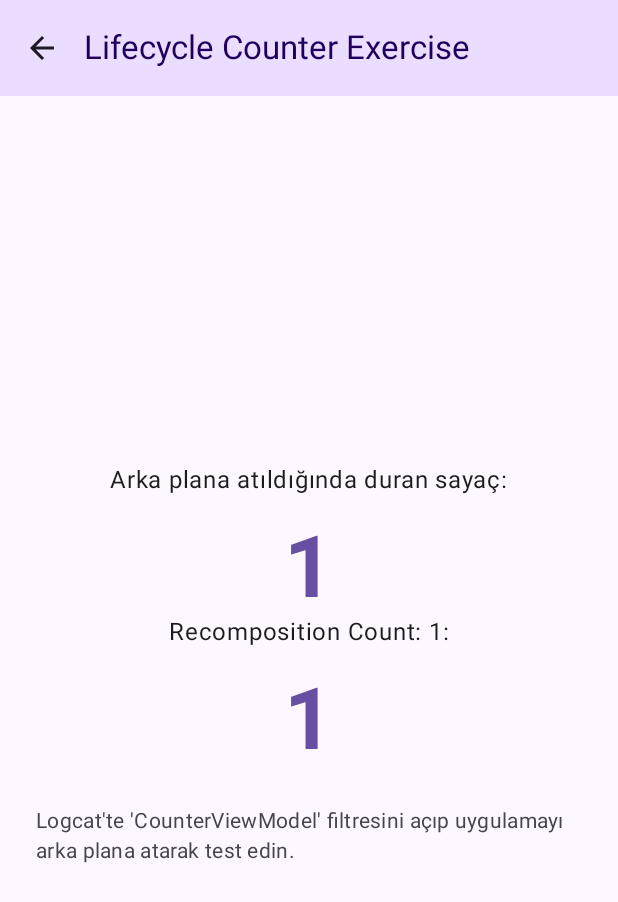
After one commit to UmutCanAldirmaz/JetpackComposePlayground, an Android app built with Jetpack Compose: the composable CounterScreen shown on its own in the app's theme, on a phone screen of 412 x 824 dp. The commit adds this screen. Shown: the top 902 px of the screen. Run offline under Robolectric (Android 15) with nearby library versions, the phone set to English and light mode, and no system bars.

Commit message:
feat: add Exercise, Counter Exercise, and Dessert Clicker screens
- Implement `ExerciseScreen` sandbox featuring animated elements, interactive controls, and a temperature converter
- Implement `CounterScreen` and `CounterViewModel` demonstrating lifecycle-aware StateFlow collection and background coroutine updates
- Add new app routes and metadata for `EXERCISE`, `COUNTER_EXERCISE`, and `DESSERT_CLICKER` to `AppRoute` and `PracticeApp` list
- Wire up navigation handling in `MainActivity` for all newly added practice screens
- Clean up imports and layout formatting across `AffirmationsScreen`, `DiceRollerScreen`, and `HomeScreen`

```diff
--- /dev/null
+++ b/app/src/main/java/com/example/jetpackcomposeplayground/model/CounterViewModel.kt
@@ -0,0 +1,25 @@
+package com.example.jetpackcomposeplayground.model
+
+import androidx.lifecycle.ViewModel
+import androidx.lifecycle.viewModelScope
+import kotlinx.coroutines.delay
+import kotlinx.coroutines.flow.MutableStateFlow
+import kotlinx.coroutines.flow.StateFlow
+import kotlinx.coroutines.flow.asStateFlow
+import kotlinx.coroutines.launch
+
+class CounterViewModel : ViewModel() {
+    private val _count = MutableStateFlow(0)
+    val count: StateFlow<Int> = _count.asStateFlow()
+
+
+    init {
+        viewModelScope.launch {
+            while (true) {
+                delay(1000L)
+                _count.value++
+                android.util.Log.d("CounterViewModel", "(VM) Sayaç değeri güncellendi:${_count.value}")
+            }
+        }
+    }
+}
--- /dev/null
+++ b/app/src/main/java/com/example/jetpackcomposeplayground/ui/screens/CounterScreen.kt
@@ -0,0 +1,114 @@
+package com.example.jetpackcomposeplayground.ui.screens
+
+import android.util.Log
+import androidx.activity.compose.BackHandler
+import androidx.compose.foundation.layout.Arrangement
+import androidx.compose.foundation.layout.Column
+import androidx.compose.foundation.layout.Spacer
+import androidx.compose.foundation.layout.fillMaxSize
+import androidx.compose.foundation.layout.height
+import androidx.compose.foundation.layout.padding
+import androidx.compose.material.icons.Icons
+import androidx.compose.material.icons.automirrored.filled.ArrowBack
+import androidx.compose.material3.ExperimentalMaterial3Api
+import androidx.compose.material3.Icon
+import androidx.compose.material3.IconButton
+import androidx.compose.material3.MaterialTheme
+import androidx.compose.material3.Scaffold
+import androidx.compose.material3.Text
+import androidx.compose.material3.TopAppBar
+import androidx.compose.material3.TopAppBarDefaults
+import androidx.compose.runtime.Composable
+import androidx.compose.runtime.LaunchedEffect
+import androidx.compose.runtime.SideEffect
+import androidx.compose.runtime.getValue
+import androidx.compose.runtime.mutableIntStateOf
+import androidx.compose.runtime.remember
+import androidx.compose.runtime.setValue
+import androidx.compose.ui.Alignment
+import androidx.compose.ui.Modifier
+import androidx.compose.ui.res.stringResource
+import androidx.compose.ui.text.font.FontWeight
+import androidx.compose.ui.unit.dp
+import androidx.lifecycle.compose.collectAsStateWithLifecycle
+import androidx.lifecycle.viewmodel.compose.viewModel
+import com.example.jetpackcomposeplayground.R
+import com.example.jetpackcomposeplayground.model.CounterViewModel
+
+@OptIn(ExperimentalMaterial3Api::class)
+@Composable
+fun CounterScreen(
+    viewModel: CounterViewModel = viewModel(),
+    onBackClick: () -> Unit = {},
+    modifier: Modifier = Modifier
+) {
+    BackHandler(onBack = onBackClick)
+
+    // Lifecycle-aware StateFlow collection
+    val count by viewModel.count.collectAsStateWithLifecycle()
+    var recompositionCount by remember { mutableIntStateOf(0) }
+    SideEffect {
+        recompositionCount++
+    }
+
+    Scaffold(
+        modifier = modifier.fillMaxSize(), topBar = {
+            TopAppBar(
+                title = { Text("Lifecycle Counter Exercise") }, navigationIcon = {
+                IconButton(onClick = onBackClick) {
+                    Icon(
+                        imageVector = Icons.AutoMirrored.Filled.ArrowBack,
+                        contentDescription = stringResource(R.string.back_button)
+                    )
+                }
+            }, colors = TopAppBarDefaults.topAppBarColors(
+                containerColor = MaterialTheme.colorScheme.primaryContainer,
+                titleContentColor = MaterialTheme.colorScheme.onPrimaryContainer
+            )
+            )
+        }) { innerPadding ->
+        Column(
+            modifier = Modifier
+                .fillMaxSize()
+                .padding(innerPadding)
+                .padding(24.dp),
+            horizontalAlignment = Alignment.CenterHorizontally,
+            verticalArrangement = Arrangement.Center
+        ) {
+            Text(
+                text = "Arka plana atıldığında duran sayaç:",
+                style = MaterialTheme.typography.bodyLarge
+            )
+            Spacer(modifier = Modifier.height(16.dp))
+            Text(
+                text = "$count",
+                style = MaterialTheme.typography.displayLarge,
+                fontWeight = FontWeight.Bold,
+                color = MaterialTheme.colorScheme.primary
+            )
+            Text(
+                text = "Recomposition Count: $recompositionCount:",
+                style = MaterialTheme.typography.bodyLarge
+            )
+            Spacer(modifier = Modifier.height(16.dp))
+            Text(
+                text = "$recompositionCount",
+                style = MaterialTheme.typography.displayLarge,
+                fontWeight = FontWeight.Bold,
+                color = MaterialTheme.colorScheme.primary
+            )
+            Spacer(modifier = Modifier.height(24.dp))
+            Text(
+                text = "Logcat'te 'CounterViewModel' filtresini açıp uygulamayı arka plana atarak test edin.",
+                style = MaterialTheme.typography.bodyMedium,
+                color = MaterialTheme.colorScheme.onSurfaceVariant
+            )
+        }
+        LaunchedEffect(count) {
+            Log.d("CounterViewModel", "(UI) Sayaç değeri güncellendi: $count")
+        }
+        LaunchedEffect(count) {
+            Log.d("CounterViewModel", "(UI) Recomposition değeri güncellendi: $recompositionCount")
+        }
+    }
+}
```
Also changed, not shown: app/src/main/java/com/example/jetpackcomposeplayground/MainActivity.kt (+24 -0 lines), app/src/main/java/com/example/jetpackcomposeplayground/model/PracticeApp.kt (+22 -1 lines), app/src/main/java/com/example/jetpackcomposeplayground/ui/screens/AffirmationsScreen.kt (+17 -5 lines), app/src/main/java/com/example/jetpackcomposeplayground/ui/screens/DiceRollerScreen.kt (+22 -3 lines), app/src/main/java/com/example/jetpackcomposeplayground/ui/screens/ExerciseScreen.kt (added, +271 -0 lines), app/src/main/java/com/example/jetpackcomposeplayground/ui/screens/HomeScreen.kt (+29 -3 lines).
